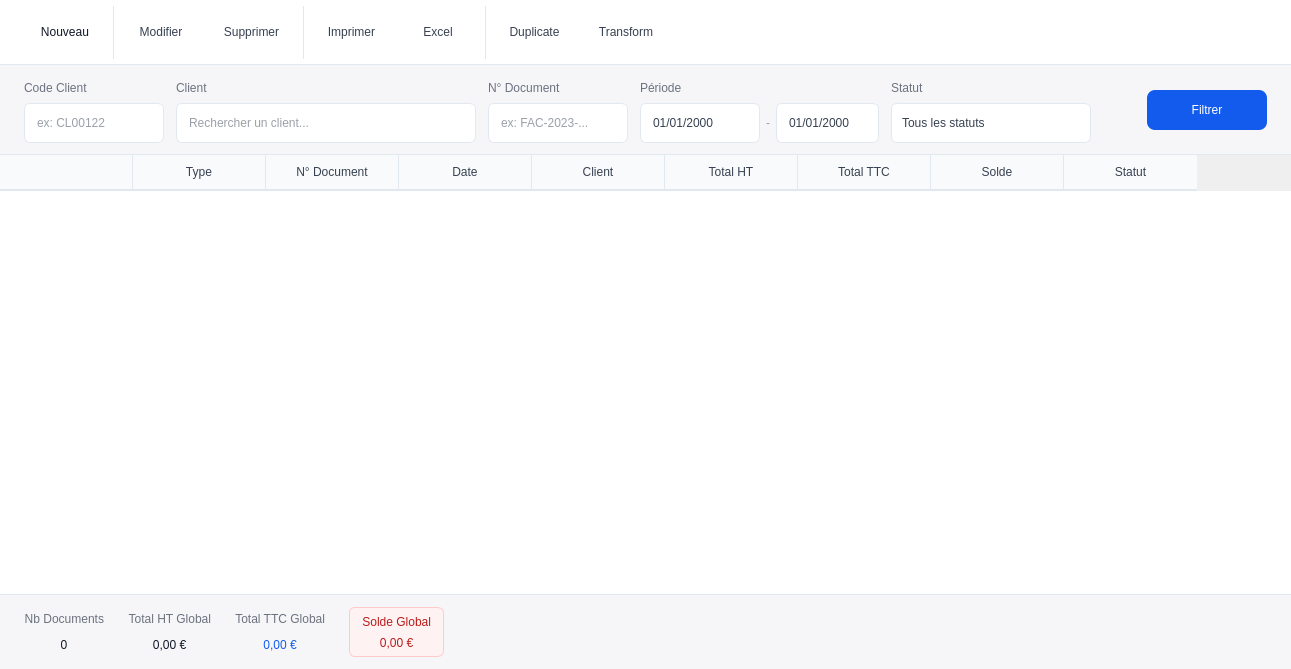
Above: program/windows/liste_ventes/liste_ventes.ui from lak-barmajyat/ERP before the change. Below: the same form after it.
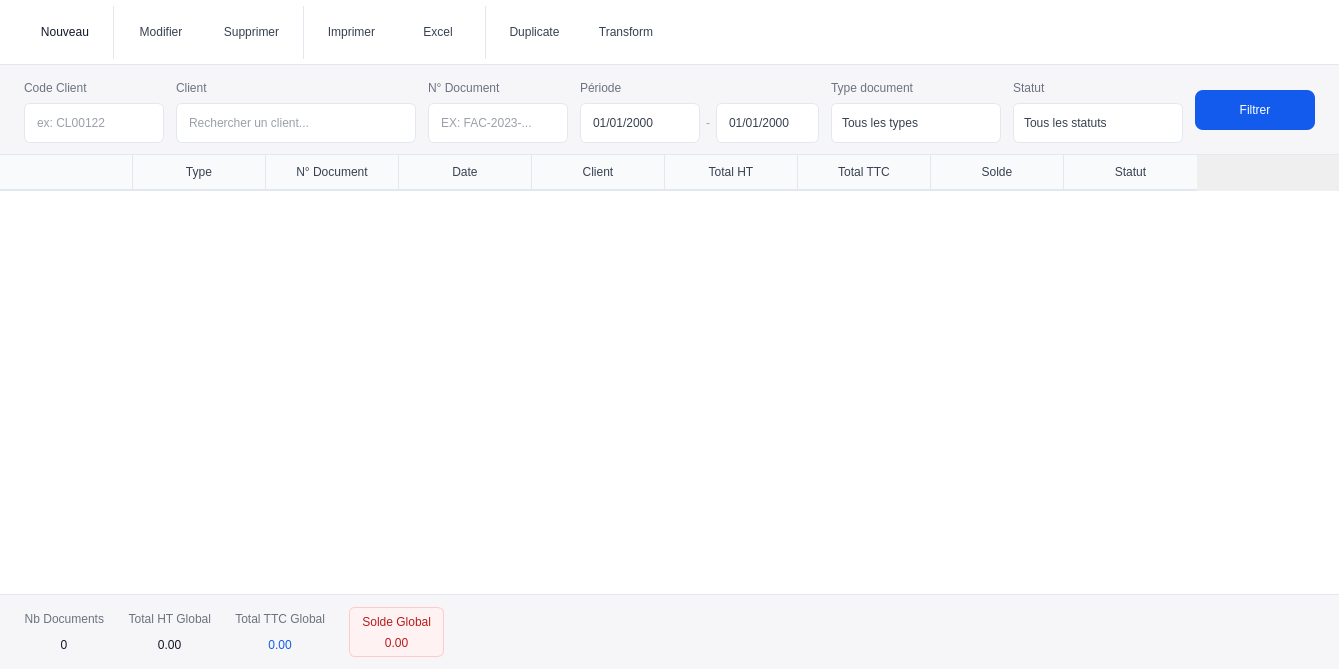
That is the form after the change. Icons and pictures are not drawn.

The edit to the form file:
```diff
--- a/program/windows/liste_ventes/liste_ventes.ui
+++ b/program/windows/liste_ventes/liste_ventes.ui
@@ -323,7 +323,7 @@
     border-bottom: 1px solid #e2e8f0;
 }
 
-QLabel#labelClient, QLabel#labelDocNumber, QLabel#labelPeriod, QLabel#labelStatus, QLabel#labelcodeclient {
+QLabel#labelClient, QLabel#labelDocNumber, QLabel#labelPeriod, QLabel#labelStatus, QLabel#labelcodeclient, QLabel#labelDocType {
     color: #6b7280;
     font: 600 8pt &quot;Overpass&quot;;
     text-transform: uppercase;
@@ -362,7 +362,7 @@
     height: 10px;
 }
 
-QComboBox#comboStatus {
+QComboBox#comboStatus, QComboBox#comboDocType {
     background-color: #ffffff;
     border: 1px solid #e2e8f0;
     border-radius: 6px;
@@ -370,11 +370,11 @@
     font: 400 9pt &quot;Overpass&quot;;
     color: #374151;
 }
-QComboBox#comboStatus::drop-down {
+QComboBox#comboStatus::drop-down, QComboBox#comboDocType::drop-down {
     border: none;
     width: 18px;
 }
-QComboBox#comboStatus::down-arrow {
+QComboBox#comboStatus::down-arrow, QComboBox#comboDocType::down-arrow {
     image: url(program/assets/global/down_blue_arrow.svg);
     width: 10px;
     height: 10px;
@@ -461,7 +461,7 @@
          <widget class="QLineEdit" name="editClient">
           <property name="minimumSize">
            <size>
-            <width>300</width>
+            <width>240</width>
             <height>40</height>
            </size>
           </property>
@@ -505,7 +505,7 @@
            </size>
           </property>
           <property name="placeholderText">
-           <string>ex: FAC-2023-...</string>
+           <string>EX: FAC-2023-...</string>
           </property>
          </widget>
         </item>
@@ -591,6 +591,66 @@
        </layout>
       </item>
       <item>
+        <layout class="QVBoxLayout" name="docTypeFilterLayout">
+         <property name="spacing">
+          <number>4</number>
+         </property>
+         <item>
+          <widget class="QLabel" name="labelDocType">
+           <property name="text">
+            <string>Type document</string>
+           </property>
+          </widget>
+         </item>
+         <item>
+          <widget class="QComboBox" name="comboDocType">
+           <property name="minimumSize">
+            <size>
+             <width>170</width>
+             <height>40</height>
+            </size>
+           </property>
+           <property name="maximumSize">
+            <size>
+             <width>16777215</width>
+             <height>40</height>
+            </size>
+           </property>
+           <item>
+            <property name="text">
+             <string>Tous les types</string>
+            </property>
+           </item>
+           <item>
+            <property name="text">
+             <string>Devis</string>
+            </property>
+           </item>
+           <item>
+            <property name="text">
+             <string>Bon de commande</string>
+            </property>
+           </item>
+           <item>
+            <property name="text">
+             <string>Bon de livraison</string>
+            </property>
+           </item>
+           <item>
+            <property name="text">
+             <string>Facture</string>
+            </property>
+           </item>
+           <item>
+            <property name="text">
+             <string>Avoir</string>
+            </property>
+           </item>
+          </widget>
+         </item>
+        </layout>
+          </item>
+          <item>
        <layout class="QVBoxLayout" name="statusFilterLayout">
         <property name="spacing">
          <number>4</number>
@@ -606,7 +666,7 @@
          <widget class="QComboBox" name="comboStatus">
           <property name="minimumSize">
            <size>
-            <width>200</width>
+                <width>170</width>
             <height>40</height>
            </size>
           </property>
@@ -911,7 +971,7 @@
         <item>
          <widget class="QLabel" name="labelTotalHtValue">
           <property name="text">
-           <string>0,00 €</string>
+           <string>0.00</string>
           </property>
           <property name="alignment">
            <set>Qt::AlignCenter</set>
@@ -938,7 +998,7 @@
         <item>
          <widget class="QLabel" name="labelTotalTtcValue">
           <property name="text">
-           <string>0,00 €</string>
+           <string>0.00</string>
           </property>
           <property name="alignment">
            <set>Qt::AlignCenter</set>
@@ -975,7 +1035,7 @@
          <item>
           <widget class="QLabel" name="labelTotalBalanceValue">
            <property name="text">
-            <string>0,00 €</string>
+            <string>0.00</string>
            </property>
            <property name="alignment">
             <set>Qt::AlignCenter</set>
```
Left out of the diff: 14 changed lines with no effect on the pictures.
